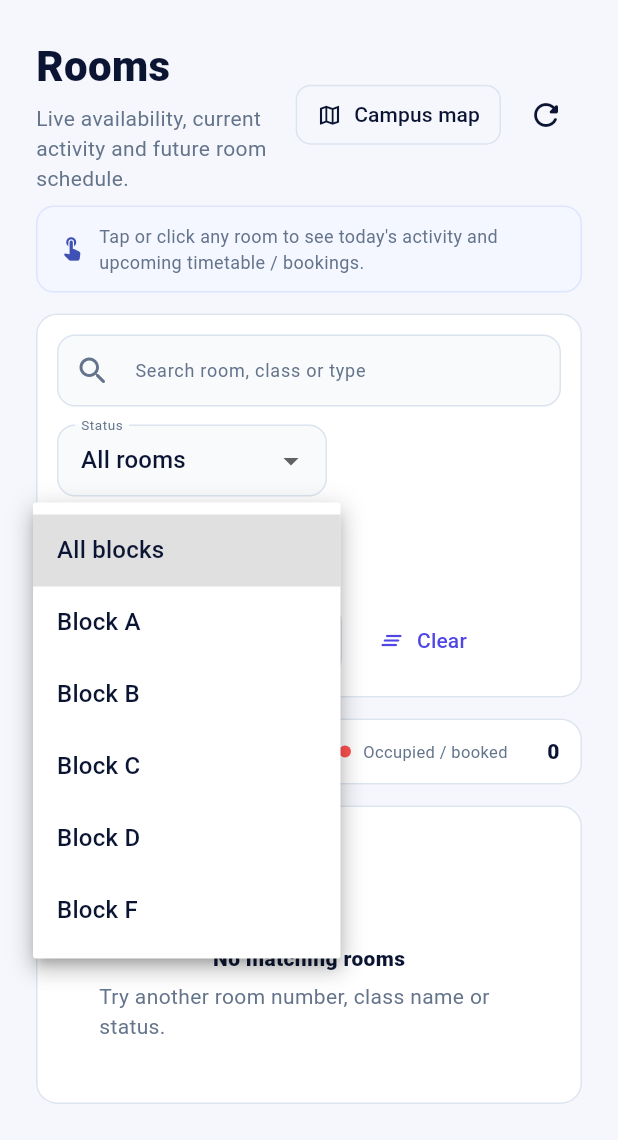
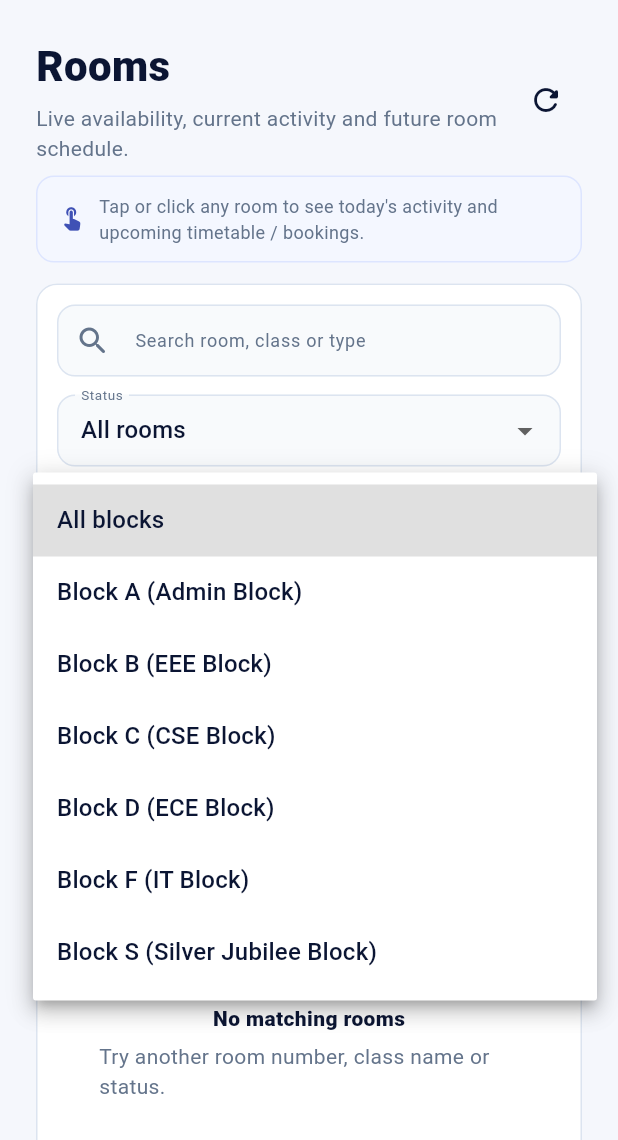
Before and after one commit to vinitha-giri/smart-campus-gnits, a Flutter app: the DashboardScreen screen opened directly with empty values, after a tap on "View Classrooms", after a tap on "All blocks", on a phone screen of 412 x 824 dp, the part 96-1236 px from its top. Run offline on Flutter 3.47's test engine with Material 3 defaults, Android fonts, the phone set to English and light mode, and no system bars; our stand-ins replace file_picker; network calls fail; Roboto replaces fonts that are missing (Arial).

Commit message:
Update block names, remove campus map, improve occupancy

```diff
--- a/frontend/smart_campus_app/lib/dashboard_shell.dart
+++ b/frontend/smart_campus_app/lib/dashboard_shell.dart
@@ -86,9 +86,6 @@ class _DashboardScreenState extends State<DashboardScreen> with SingleTickerProv
     switch (item.label) {
       case 'Classrooms': return RoomsScreen(
         initialQuery: roomSearch,
-        onOpenCampusMap: () => Navigator.of(context).push(
-          MaterialPageRoute(builder: (_) => CampusMapScreen(role: widget.role)),
-        ),
       );
       case 'Campus Map': return CampusMapScreen(role: widget.role);
       case 'Live Occupancy': return const OccupancyScreen();
--- a/frontend/smart_campus_app/lib/rooms_screen.dart
+++ b/frontend/smart_campus_app/lib/rooms_screen.dart
@@ -9,8 +9,7 @@ import 'realtime_service.dart';
 
 class RoomsScreen extends StatefulWidget {
   final String initialQuery;
-  final VoidCallback? onOpenCampusMap;
-  const RoomsScreen({super.key, this.initialQuery = '', this.onOpenCampusMap});
+  const RoomsScreen({super.key, this.initialQuery = ''});
   @override
   State<RoomsScreen> createState() => _RoomsScreenState();
 }
@@ -156,13 +155,6 @@ class _RoomsScreenState extends State<RoomsScreen> {
                       ],
                     ),
                   ),
-                  if (widget.onOpenCampusMap != null)
-                    OutlinedButton.icon(
-                      onPressed: widget.onOpenCampusMap,
-                      icon: const Icon(Icons.map_outlined, size: 17),
-                      label: const Text('Campus map'),
-                    ),
-                  const SizedBox(width: 6),
                   IconButton(onPressed: load, tooltip: 'Refresh live status', icon: const Icon(Icons.refresh_rounded)),
                 ],
               ),
@@ -191,9 +183,10 @@ class _RoomsScreenState extends State<RoomsScreen> {
                         ),
                       ),
                       SizedBox(
-                        width: 180,
+                        width: MediaQuery.sizeOf(context).width < 600 ? double.infinity : 180,
                         child: DropdownButtonFormField<String>(
                           value: status,
+                          isExpanded: true,
                           decoration: const InputDecoration(labelText: 'Status'),
                           items: const [
                             DropdownMenuItem(value: 'ALL', child: Text('All rooms')),
@@ -207,25 +200,28 @@ class _RoomsScreenState extends State<RoomsScreen> {
                         ),
                       ),
                       SizedBox(
-                        width: 165,
+                        width: MediaQuery.sizeOf(context).width < 600 ? double.infinity : 280,
                         child: DropdownButtonFormField<String>(
                           value: block,
+                          isExpanded: true,
                           decoration: const InputDecoration(labelText: 'Block'),
                           items: const [
                             DropdownMenuItem(value: 'ALL', child: Text('All blocks')),
-                            DropdownMenuItem(value: 'A', child: Text('Block A')),
-                            DropdownMenuItem(value: 'B', child: Text('Block B')),
-                            DropdownMenuItem(value: 'C', child: Text('Block C')),
-                            DropdownMenuItem(value: 'D', child: Text('Block D')),
-                            DropdownMenuItem(value: 'F', child: Text('Block F')),
+                            DropdownMenuItem(value: 'A', child: Text('Block A (Admin Block)', maxLines: 1, overflow: TextOverflow.ellipsis)),
+                            DropdownMenuItem(value: 'B', child: Text('Block B (EEE Block)', maxLines: 1, overflow: TextOverflow.ellipsis)),
+                            DropdownMenuItem(value: 'C', child: Text('Block C (CSE Block)', maxLines: 1, overflow: TextOverflow.ellipsis)),
+                            DropdownMenuItem(value: 'D', child: Text('Block D (ECE Block)', maxLines: 1, overflow: TextOverflow.ellipsis)),
+                            DropdownMenuItem(value: 'F', child: Text('Block F (IT Block)', maxLines: 1, overflow: TextOverflow.ellipsis)),
+                            DropdownMenuItem(value: 'S', child: Text('Block S (Silver Jubilee Block)', maxLines: 1, overflow: TextOverflow.ellipsis)),
                           ],
                           onChanged: (v) { if (v != null) setState(() => block = v); },
                         ),
                       ),
                       SizedBox(
-                        width: 190,
+                        width: MediaQuery.sizeOf(context).width < 600 ? double.infinity : 190,
                         child: DropdownButtonFormField<String>(
                           value: roomType,
+                          isExpanded: true,
                           decoration: const InputDecoration(labelText: 'Room type'),
                           items: const [
                             DropdownMenuItem(value: 'ALL', child: Text('All room types')),
```
Also changed, not shown: frontend/smart_campus_app/lib/occupancy_screen.dart (+20 -141 lines), firebase.json (added), 5 other files.
